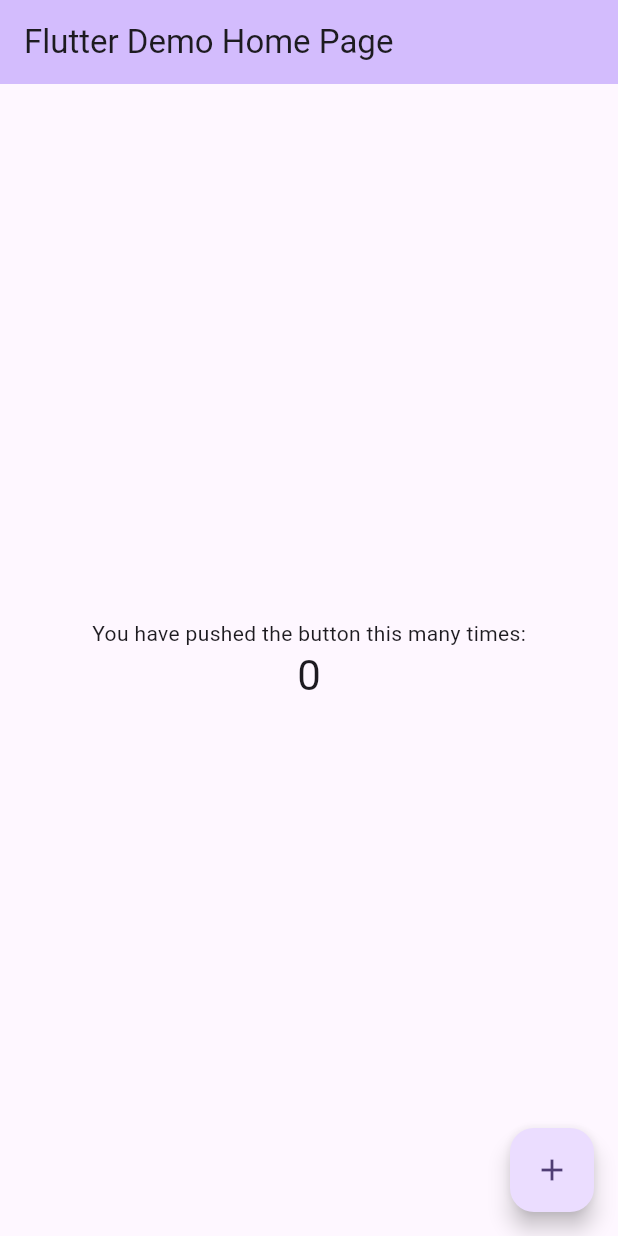
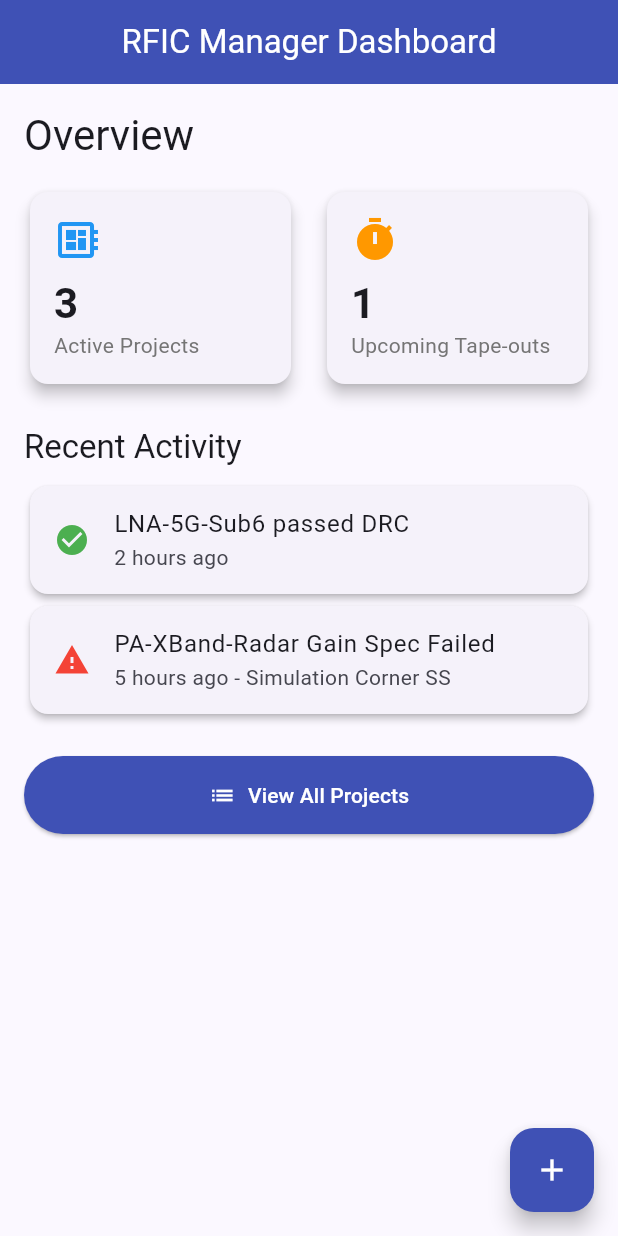
Before and after one commit to could-ai/019ad151-f8dd-7835-a105-b94b5a1bd1de, a Flutter app: the screen it shows after launch, on a phone screen of 412 x 824 dp. Run offline on Flutter 3.47's test engine with Material 3 defaults, Android fonts, the phone set to English and light mode, and no system bars.

Commit message:
Created Project and Specification models to represent RFIC project data structure.; Created mock data service to populate the app with example RFIC projects and specifications.; Created DashboardScreen with summary statistics and recent activity feed.; Created ProjectListScreen to display a list of all RFIC projects with status indicators.; Created ProjectDetailScreen with tabs for Overview, Specifications, and Timeline.; Updated main.dart to configure the app theme and routing for the new screens.

```diff
--- /dev/null
+++ b/usr/lib/data/mock_data.dart
@@ -0,0 +1,48 @@
+import '../models/project.dart';
+
+class MockData {
+  static List<Project> projects = [
+    Project(
+      id: '1',
+      name: 'LNA-5G-Sub6',
+      description: 'Low Noise Amplifier for 5G Sub-6GHz applications.',
+      technologyNode: '28nm CMOS',
+      frequencyStart: 3.3,
+      frequencyStop: 4.2,
+      tapeOutDate: DateTime.now().add(const Duration(days: 45)),
+      status: 'Layout',
+    ),
+    Project(
+      id: '2',
+      name: 'PA-XBand-Radar',
+      description: 'High efficiency Power Amplifier for X-Band Radar.',
+      technologyNode: '0.15um GaN',
+      frequencyStart: 8.0,
+      frequencyStop: 12.0,
+      tapeOutDate: DateTime.now().add(const Duration(days: 120)),
+      status: 'Design',
+    ),
+    Project(
+      id: '3',
+      name: 'Mixer-Wideband',
+      description: 'Wideband active mixer for instrumentation.',
+      technologyNode: '65nm CMOS',
+      frequencyStart: 0.1,
+      frequencyStop: 20.0,
+      tapeOutDate: DateTime.now().subtract(const Duration(days: 10)),
+      status: 'Verification',
+    ),
+  ];
+
+  static List<Specification> getSpecsForProject(String projectId) {
+    if (projectId == '1') {
+      return [
+        Specification(name: 'Gain', unit: 'dB', target: 15.0, currentSimulated: 14.8),
+        Specification(name: 'Noise Figure', unit: 'dB', target: 1.5, currentSimulated: 1.6),
+        Specification(name: 'IIP3', unit: 'dBm', target: -5.0, currentSimulated: -4.5),
+        Specification(name: 'Power Consumption', unit: 'mW', target: 10.0, currentSimulated: 9.2),
+      ];
+    }
+    return [];
+  }
+}
--- a/usr/lib/main.dart
+++ b/usr/lib/main.dart
@@ -1,123 +1,42 @@
 import 'package:flutter/material.dart';
+import 'screens/dashboard_screen.dart';
+import 'screens/project_list_screen.dart';
+import 'screens/project_detail_screen.dart';
 
 void main() {
-  runApp(const MyApp());
+  runApp(const RFICManagerApp());
 }
 
-class MyApp extends StatelessWidget {
-  const MyApp({super.key});
+class RFICManagerApp extends StatelessWidget {
+  const RFICManagerApp({super.key});
 
-  // This widget is the root of your application.
   @override
   Widget build(BuildContext context) {
     return MaterialApp(
-      title: 'Flutter Demo',
+      title: 'RFIC Project Manager',
       debugShowCheckedModeBanner: false,
       theme: ThemeData(
-        // This is the theme of your application.
-        //
-        // TRY THIS: Try running your application with "flutter run". You'll see
-        // the application has a purple toolbar. Then, without quitting the app,
-        // try changing the seedColor in the colorScheme below to Colors.green
-        // and then invoke "hot reload" (save your changes or press the "hot
-        // reload" button in a Flutter-supported IDE, or press "r" if you used
-        // the command line to start the app).
-        //
-        // Notice that the counter didn't reset back to zero; the application
-        // state is not lost during the reload. To reset the state, use hot
-        // restart instead.
-        //
-        // This works for code too, not just values: Most code changes can be
-        // tested with just a hot reload.
-        colorScheme: ColorScheme.fromSeed(seedColor: Colors.deepPurple),
+        colorScheme: ColorScheme.fromSeed(
+          seedColor: Colors.indigo,
+          primary: Colors.indigo,
+          secondary: Colors.amber,
+        ),
+        useMaterial3: true,
+        appBarTheme: const AppBarTheme(
+          centerTitle: true,
+          elevation: 0,
+        ),
+        cardTheme: CardTheme(
+          elevation: 2,
+          shape: RoundedRectangleBorder(borderRadius: BorderRadius.circular(12)),
+        ),
       ),
       initialRoute: '/',
       routes: {
-        '/': (context) => const MyHomePage(title: 'Flutter Demo Home Page'),
+        '/': (context) => const DashboardScreen(),
+        '/projects': (context) => const ProjectListScreen(),
+        '/project_detail': (context) => const ProjectDetailScreen(),
       },
     );
   }
 }
-
-class MyHomePage extends StatefulWidget {
-  const MyHomePage({super.key, required this.title});
-
-  // This widget is the home page of your application. It is stateful, meaning
-  // that it has a State object (defined below) that contains fields that affect
-  // how it looks.
-
-  // This class is the configuration for the state. It holds the values (in this
-  // case the title) provided by the parent (in this case the App widget) and
-  // used by the build method of the State. Fields in a Widget subclass are
-  // always marked "final".
-
-  final String title;
-
-  @override
-  State<MyHomePage> createState() => _MyHomePageState();
-}
-
-class _MyHomePageState extends State<MyHomePage> {
-  int _counter = 0;
-
-  void _incrementCounter() {
-    setState(() {
-      // This call to setState tells the Flutter framework that something has
-      // changed in this State, which causes it to rerun the build method below
-      // so that the display can reflect the updated values. If we changed
-      // _counter without calling setState(), then the build method would not be
-      // called again, and so nothing would appear to happen.
-      _counter++;
-    });
-  }
-
-  @override
-  Widget build(BuildContext context) {
-    // This method is rerun every time setState is called, for instance as done
-    // by the _incrementCounter method above.
-    //
-    // The Flutter framework has been optimized to make rerunning build methods
-    // fast, so that you can just rebuild anything that needs updating rather
-    // than having to individually change instances of widgets.
-    return Scaffold(
-      appBar: AppBar(
-        // TRY THIS: Try changing the color here to a specific color (to
-        // Colors.amber, perhaps?) and trigger a hot reload to see the AppBar
-        // change color while the other colors stay the same.
-        backgroundColor: Theme.of(context).colorScheme.inversePrimary,
-        // Here we take the value from the MyHomePage object that was created by
-        // the App.build method, and use it to set our appbar title.
-        title: Text(widget.title),
-      ),
-      body: Center(
-        // Center is a layout widget. It takes a single child and positions it
-        // in the middle of the parent.
-        child: Column(
-          // Column is also a layout widget. It takes a list of children and
-          // arranges them vertically. By default, it sizes itself to fit its
-          // children horizontally, and tries to be as tall as its parent.
-          //
-          // Column has various properties to control how it sizes itself and
-          // how it positions its children. Here we use mainAxisAlignment to
-          // center the children vertically; the main axis here is the vertical
-          // axis because Columns are vertical (the cross axis would be
-          // horizontal).
-          //
-          // TRY THIS: Invoke "debug painting" (choose the "Toggle Debug Paint"
-          // action in the IDE, or press "p" in the console), to see the
-          // wireframe for each widget.
-          mainAxisAlignment: MainAxisAlignment.center,
-          children: <Widget>[
-            const Text('You have pushed the button this many times:'),
-            Text('$_counter', style: Theme.of(context).textTheme.headlineMedium),
-          ],
-        ),
-      ),
-      floatingActionButton: FloatingActionButton(
-        onPressed: _incrementCounter,
-        tooltip: 'Increment',
-        child: const Icon(Icons.add),
-      ), // This trailing comma makes auto-formatting nicer for build methods.
-    );
-  }
-}
--- /dev/null
+++ b/usr/lib/models/project.dart
@@ -0,0 +1,37 @@
+class Project {
+  final String id;
+  final String name;
+  final String description;
+  final String technologyNode; // e.g., 28nm CMOS, 65nm, GaN
+  final double frequencyStart; // in GHz
+  final double frequencyStop; // in GHz
+  final DateTime tapeOutDate;
+  final String status; // Planning, Design, Layout, Verification, Tape-out
+
+  Project({
+    required this.id,
+    required this.name,
+    required this.description,
+    required this.technologyNode,
+    required this.frequencyStart,
+    required this.frequencyStop,
+    required this.tapeOutDate,
+    required this.status,
+  });
+}
+
+class Specification {
+  final String name;
+  final String unit;
+  final double target;
+  final double? currentSimulated;
+  final double? measured;
+
+  Specification({
+    required this.name,
+    required this.unit,
+    required this.target,
+    this.currentSimulated,
+    this.measured,
+  });
+}
--- /dev/null
+++ b/usr/lib/screens/dashboard_screen.dart
@@ -0,0 +1,112 @@
+import 'package:flutter/material.dart';
+import '../data/mock_data.dart';
+import '../models/project.dart';
+
+class DashboardScreen extends StatelessWidget {
+  const DashboardScreen({super.key});
+
+  @override
+  Widget build(BuildContext context) {
+    final projects = MockData.projects;
+    final activeProjects = projects.where((p) => p.status != 'Tape-out').length;
+    final upcomingTapeouts = projects.where((p) => p.tapeOutDate.difference(DateTime.now()).inDays < 60 && p.tapeOutDate.isAfter(DateTime.now())).length;
+
+    return Scaffold(
+      appBar: AppBar(
+        title: const Text('RFIC Manager Dashboard'),
+        backgroundColor: Colors.indigo,
+        foregroundColor: Colors.white,
+      ),
+      body: SingleChildScrollView(
+        padding: const EdgeInsets.all(16.0),
+        child: Column(
+          crossAxisAlignment: CrossAxisAlignment.start,
+          children: [
+            Text(
+              'Overview',
+              style: Theme.of(context).textTheme.headlineMedium,
+            ),
+            const SizedBox(height: 16),
+            Row(
+              children: [
+                _buildSummaryCard(context, 'Active Projects', activeProjects.toString(), Icons.developer_board, Colors.blue),
+                const SizedBox(width: 16),
+                _buildSummaryCard(context, 'Upcoming Tape-outs', upcomingTapeouts.toString(), Icons.timer, Colors.orange),
+              ],
+            ),
+            const SizedBox(height: 24),
+            Text(
+              'Recent Activity',
+              style: Theme.of(context).textTheme.titleLarge,
+            ),
+            const SizedBox(height: 8),
+            Card(
+              child: ListTile(
+                leading: const Icon(Icons.check_circle, color: Colors.green),
+                title: const Text('LNA-5G-Sub6 passed DRC'),
+                subtitle: const Text('2 hours ago'),
+              ),
+            ),
+            Card(
+              child: ListTile(
+                leading: const Icon(Icons.warning, color: Colors.red),
+                title: const Text('PA-XBand-Radar Gain Spec Failed'),
+                subtitle: const Text('5 hours ago - Simulation Corner SS'),
+              ),
+            ),
+            const SizedBox(height: 24),
+            SizedBox(
+              width: double.infinity,
+              child: ElevatedButton.icon(
+                onPressed: () {
+                  Navigator.pushNamed(context, '/projects');
+                },
+                icon: const Icon(Icons.list),
+                label: const Text('View All Projects'),
+                style: ElevatedButton.styleFrom(
+                  padding: const EdgeInsets.symmetric(vertical: 16),
+                  backgroundColor: Colors.indigo,
+                  foregroundColor: Colors.white,
+                ),
+              ),
+            ),
+          ],
+        ),
+      ),
+      floatingActionButton: FloatingActionButton(
+        onPressed: () {
+          // TODO: Implement create project
+          ScaffoldMessenger.of(context).showSnackBar(const SnackBar(content: Text('Create Project feature coming soon')));
+        },
+        backgroundColor: Colors.indigo,
+        child: const Icon(Icons.add, color: Colors.white),
+      ),
+    );
+  }
+
+  Widget _buildSummaryCard(BuildContext context, String title, String value, IconData icon, Color color) {
+    return Expanded(
+      child: Card(
+        elevation: 4,
+        child: Padding(
+          padding: const EdgeInsets.all(16.0),
+          child: Column(
+            crossAxisAlignment: CrossAxisAlignment.start,
+            children: [
+              Icon(icon, size: 32, color: color),
+              const SizedBox(height: 8),
+              Text(
+                value,
+                style: Theme.of(context).textTheme.headlineMedium?.copyWith(fontWeight: FontWeight.bold),
+              ),
+              Text(
+                title,
+                style: Theme.of(context).textTheme.bodyMedium?.copyWith(color: Colors.grey[600]),
+              ),
+            ],
+          ),
+        ),
+      ),
+    );
+  }
+}
```
Also changed, not shown: usr/lib/screens/project_detail_screen.dart (added, +239 -0 lines), usr/lib/screens/project_list_screen.dart (added, +84 -0 lines).
